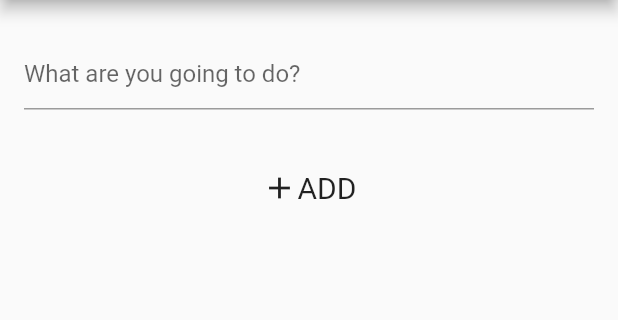
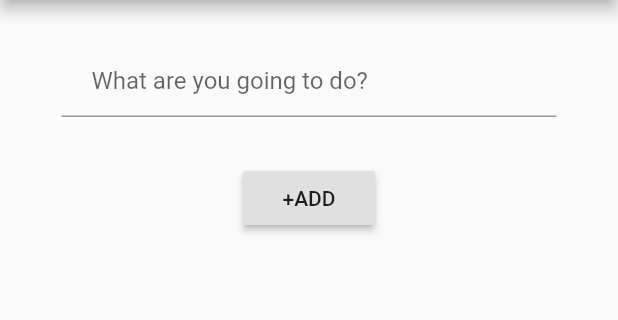
Before and after one commit to gu-tig169/guskerslo, a Flutter app: the SecondView screen opened directly, on a phone screen of 412 x 824 dp, the part 84-404 px from its top. Run offline on Flutter 3.47's test engine with Material 2 defaults, Android fonts, the phone set to English and light mode, and no system bars.

Commit message:
inlämning steg2

```diff
--- /dev/null
+++ b/lib/model.dart
@@ -0,0 +1,53 @@
+import 'dart:collection';
+import 'package:flutter/material.dart';
+
+class Task {
+  String text;
+  bool completed;
+
+  Task({
+    this.text,
+    this.completed = false,
+  });
+
+  void completedTask() {
+    completed = !completed;
+  }
+}
+
+class MyState extends ChangeNotifier {
+  List<Task> _list = [];
+
+  String filterSetting = 'All';
+
+  List<Task> get list => _list;
+
+  UnmodifiableListView<Task> get allTasks =>
+      UnmodifiableListView(_list);
+
+  UnmodifiableListView<Task> get incompleteTasks =>
+      UnmodifiableListView(_list.where((task) => !task.completed));
+
+  UnmodifiableListView<Task> get completedTasks =>
+      UnmodifiableListView(_list.where((task) => task.completed));
+
+  void addItem(String text) {
+    _list.add(Task(text: text));
+    notifyListeners();
+  }
+
+  void removeItem(int index) {
+    _list.removeAt(index);
+    notifyListeners();
+  }
+
+  void changeState(Task task) {
+    final taskIndex = _list.indexOf(task);
+    _list[taskIndex].completedTask();
+    notifyListeners();
+  }
+
+  /*void filterView(String filterSetting) {
+    _list.
+  }*/
+}
--- /dev/null
+++ b/lib/secondView.dart
@@ -0,0 +1,43 @@
+import 'package:flutter/material.dart';
+import 'package:provider/provider.dart';
+import 'model.dart';
+
+class SecondView extends StatelessWidget {
+  Widget build(context) {
+    var controller = TextEditingController(text:'');
+
+    return StatefulBuilder(
+        builder: (context, setState) => Scaffold(
+            appBar: AppBar(
+              backgroundColor: Colors.grey,
+              title: Text(
+                'TIG169 TODO',
+                style: TextStyle(color: Colors.black, fontSize: 26),
+              ),
+            ),
+            body: Column(
+              children: [
+                Container(height: 30,
+                ),
+                Container(
+                  width: 330.0,
+                  child: TextField(
+                    decoration: InputDecoration(
+                      hintText: 'What are you going to do?',
+                      contentPadding: const EdgeInsets.only(left: 20.0)),
+                      controller: controller
+                      ),
+                      ),
+                Container (height: 30,),
+                RaisedButton(
+                    child: Text('+ADD'),
+                    onPressed: () {
+                      Provider.of<MyState>(context, listen: false)
+                          .addItem(controller.text);
+                      Navigator.pop(context,
+                        );
+                    }),
+              ],
+            )));
+  }
+}
--- a/pubspec.yaml
+++ b/pubspec.yaml
@@ -28,6 +28,7 @@ dependencies:
   # The following adds the Cupertino Icons font to your application.
   # Use with the CupertinoIcons class for iOS style icons.
   cupertino_icons: ^1.0.0
+  provider: ^4.3.2+2
 
 dev_dependencies:
   flutter_test:
```
Also changed, not shown: lib/ToDoList.dart (added, +40 -0 lines), lib/filterView.dart (added, +44 -0 lines), lib/main.dart (+64 -115 lines), pubspec.lock.
